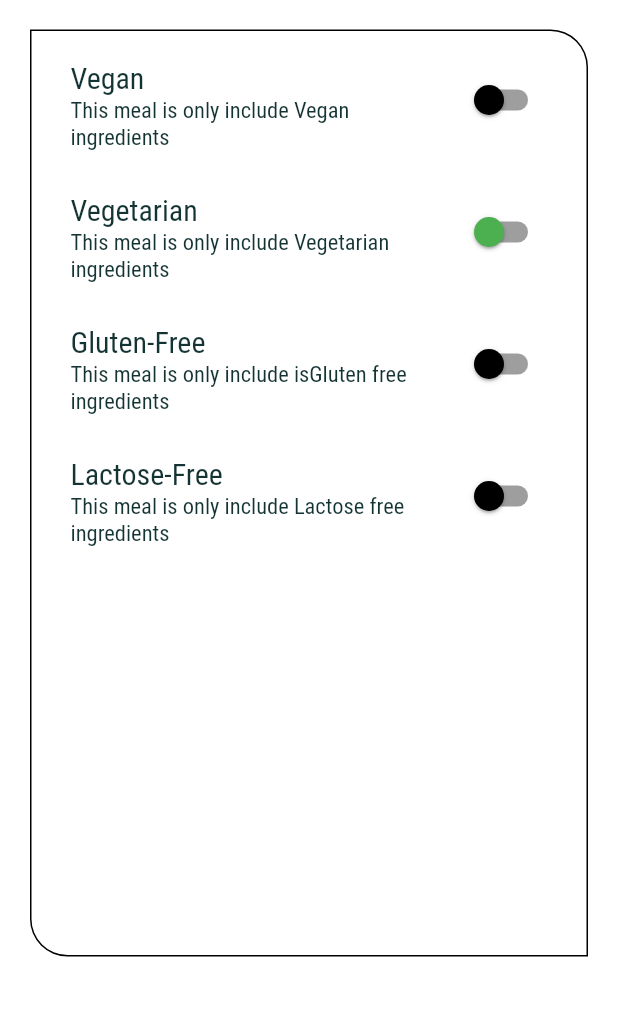
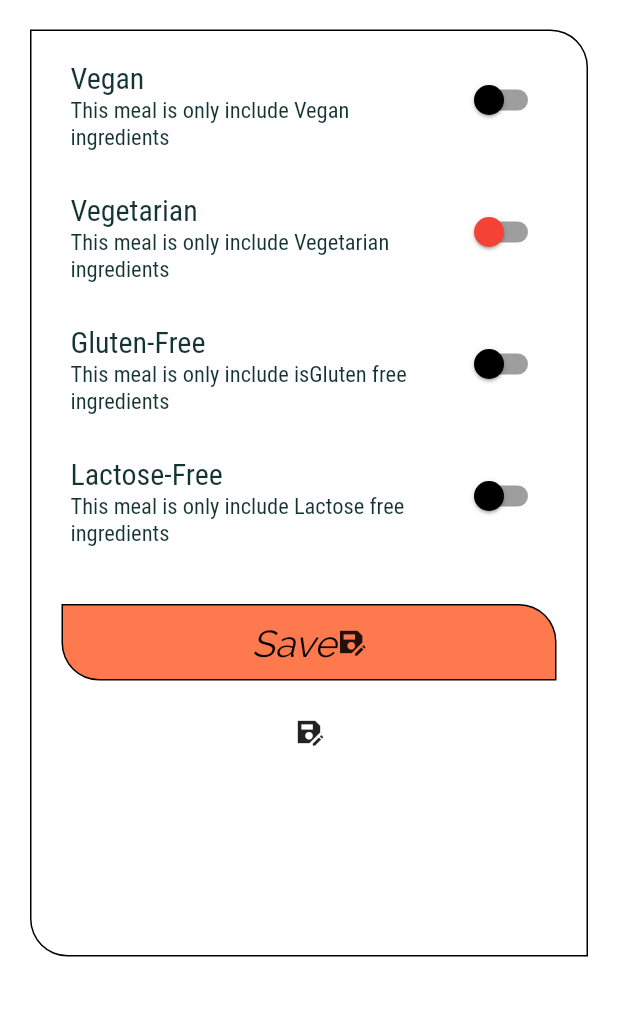
Before and after one commit to RishabhSaini619/up_003_MealsApp, a Flutter app: the FiltersScreen screen opened by its route, on a phone screen of 412 x 824 dp, the part 209-1225 px from its top. Run offline on Flutter 3.47's test engine with Material 2 defaults, Android fonts, the phone set to English and light mode, and no system bars.

Commit message:
Adding Filtering Logic

```diff
--- a/lib/main.dart
+++ b/lib/main.dart
@@ -1,11 +1,13 @@
 import 'package:flutter/material.dart';
 import 'package:flutter/services.dart';
-import 'package:up_003_mealsapp/screen/screen_filter.dart';
-import 'package:up_003_mealsapp/screen/screen_meals.dart';
+import 'package:up_003_mealsapp/models/model_basic_data.dart';
+import 'package:up_003_mealsapp/models/model_meal.dart';
+
+import './home.dart';
+import './screen/screen_filter.dart';
 import './screen/screen_categories.dart';
 import './screen/screen_category_meals.dart';
-import 'package:up_003_mealsapp/screen/screen_meal_details.dart';
-import './home.dart';
+import './screen/screen_meal_details.dart';
 
 void main() {
   WidgetsFlutterBinding.ensureInitialized();
@@ -13,11 +15,47 @@ void main() {
     DeviceOrientation.portraitUp,
     DeviceOrientation.portraitDown,
   ]);
-  runApp(const MyApp());
+  runApp(MyApp());
 }
 
-class MyApp extends StatelessWidget {
+class MyApp extends StatefulWidget {
   const MyApp({Key key}) : super(key: key);
+
+  @override
+  State<MyApp> createState() => _MyAppState();
+}
+
+class _MyAppState extends State<MyApp> {
+
+  Map<String, bool> filters = {
+    'glutenFreeFilter': false,
+    'veganFilter': false,
+    'vegetarianFilter': false,
+    'lactoseFreeFilter': false,
+  };
+
+  List<Meal> availableMeal = basicMealData;
+
+  void setFilters(Map<String, bool> filteredData) {
+    setState(() {
+      filters = filteredData;
+      availableMeal = basicMealData.where((meals) {
+        if (filters['veganFilter'] && !meals.isVegan ) {
+          return false;
+        }
+        if (filters['vegetarianFilter'] && !meals.isVegetarian) {
+          return false;
+        }
+        if (filters['glutenFreeFilter'] && !meals.isGlutenFree) {
+          return false;
+        }
+        if (filters['lactoseFreeFilter'] && !meals.isLactoseFree) {
+          return false;
+        }
+        return true;
+      }).toList();
+    });
+  }
 
   @override
   Widget build(BuildContext context) {
@@ -95,9 +133,8 @@ class MyApp extends StatelessWidget {
         'home': (ctx) => const MyHomePage(),
         MealDetailsScreen.routeName: (ctx) => const MealDetailsScreen(),
         CategoriesScreen.routeName: (ctx) => const CategoriesScreen(),
-        CategoryMealsScreen.routeName: (ctx) => const CategoryMealsScreen(),
-        FiltersScreen.routeName: (ctx) =>  FiltersScreen(),
-
+        CategoryMealsScreen.routeName: (ctx) => CategoryMealsScreen(availableMeal),
+        FiltersScreen.routeName: (ctx) => FiltersScreen(filters,setFilters),
       },
     );
   }
--- a/lib/screen/screen_filter.dart
+++ b/lib/screen/screen_filter.dart
@@ -1,10 +1,14 @@
-import 'dart:ffi';
-
 import 'package:flutter/material.dart';
 import 'package:up_003_mealsapp/widgets/widget_drawer.dart';
 
 class FiltersScreen extends StatefulWidget {
   static const routeName = 'filters-screen';
+
+  final Function saveFilter;
+  final Map<String, bool> currentFilters;
+
+  const FiltersScreen(this.currentFilters, this.saveFilter, {Key key})
+      : super(key: key);
 
   @override
   State<FiltersScreen> createState() => _FiltersScreenState();
@@ -15,14 +19,24 @@ class _FiltersScreenState extends State<FiltersScreen> {
   bool isVegan = false;
   bool isVegetarian = false;
   bool isLactoseFree = false;
+  @override
+  void initState() {
+    isVegan = widget.currentFilters['veganFilter'];
+    isVegetarian = widget.currentFilters['vegetarianFilter'];
+    isGlutenFree = widget.currentFilters['glutenFreeFilter'];
+    isLactoseFree = widget.currentFilters['lactoseFreeFilter'];
+
+    super.initState();
+  }
 
   @override
   Widget build(BuildContext context) {
-    Widget SwitchListTileItem(
-      String SwitchListTileItemTitle,
-      String SwitchListTileItemSubtitle,
-      bool SwitchListTileItemBool,
-      Function SwitchListTileItemFunction,
+    Widget switchListTileItem(
+      String switchListTileItemTitle,
+      String switchListTileItemSubtitle,
+      bool switchListTileItemBool,
+      Function switchListTileItemFunction,
+      // Image activeThumbImage,
       Color activeColor,
       Color inActiveColor,
     ) {
@@ -33,15 +47,15 @@ class _FiltersScreenState extends State<FiltersScreen> {
         activeTrackColor: Colors.grey,
         inactiveTrackColor: Colors.grey,
         title: Text(
-          SwitchListTileItemTitle,
+          switchListTileItemTitle,
           style: Theme.of(context).textTheme.bodyMedium,
         ),
         subtitle: Text(
-          'This meal is only include $SwitchListTileItemSubtitle ingredients',
+          'This meal is only include $switchListTileItemSubtitle ingredients',
           style: Theme.of(context).textTheme.bodySmall,
         ),
-        value: SwitchListTileItemBool,
-        onChanged: SwitchListTileItemFunction,
+        value: switchListTileItemBool,
+        onChanged: switchListTileItemFunction,
       );
     }
 
@@ -92,7 +106,7 @@ class _FiltersScreenState extends State<FiltersScreen> {
             child: ListView(
               children: [
                 //Vegan
-                SwitchListTileItem(
+                switchListTileItem(
                   'Vegan',
                   'Vegan',
                   isVegan,
@@ -101,11 +115,12 @@ class _FiltersScreenState extends State<FiltersScreen> {
                       isVegan = newValue;
                     });
                   },
+                  // Image.asset('assets/images/vegetarian.png'),
                   Theme.of(context).colorScheme.primary,
                   Theme.of(context).colorScheme.secondary,
                 ),
                 //isVegetarian
-                SwitchListTileItem(
+                switchListTileItem(
                   'Vegetarian',
                   'Vegetarian',
                   isVegetarian,
@@ -114,11 +129,12 @@ class _FiltersScreenState extends State<FiltersScreen> {
                       isVegetarian = newValue;
                     });
                   },
-                  Colors.red,
-                  Colors.green,
+                  // Image.asset('assets/images/vegetarian.png'),
+
+                  Colors.green, Colors.red,
                 ),
                 //isGlutenFree
-                SwitchListTileItem(
+                switchListTileItem(
                   'Gluten-Free',
                   'isGluten free',
                   isGlutenFree,
@@ -127,11 +143,12 @@ class _FiltersScreenState extends State<FiltersScreen> {
                       isGlutenFree = newValue;
                     });
                   },
+                  // Image.asset('assets/images/vegetarian.png'),
                   Theme.of(context).colorScheme.primary,
                   Theme.of(context).colorScheme.secondary,
                 ),
                 //isLactoseFree
-                SwitchListTileItem(
+                switchListTileItem(
                   'Lactose-Free',
                   'Lactose free',
                   isLactoseFree,
@@ -140,8 +157,64 @@ class _FiltersScreenState extends State<FiltersScreen> {
                       isLactoseFree = newValue;
                     });
                   },
+                  // Image.asset('assets/images/lactose-free.png'),
                   Theme.of(context).colorScheme.primary,
                   Theme.of(context).colorScheme.secondary,
+                ),
+                InkWell(
+                  onTap: () {
+                    final selectedFilters = {
+                      'glutenFreeFilter': isGlutenFree,
+                      'veganFilter': isVegan,
+                      'vegetarianFilter': isVegetarian,
+                      'lactoseFreeFilter': isLactoseFree,
+                    };
+                    widget.saveFilter(selectedFilters);
+                    Navigator.of(context).pop();
+                  },
+                  child: Container(
+                    margin: const EdgeInsets.fromLTRB(10, 20, 10, 10),
+                    padding: const EdgeInsets.all(10),
+                    decoration: BoxDecoration(
+                      color: Theme.of(context).primaryColor.withOpacity(0.8),
+                      border: Border.all(color: Colors.black, width: 1),
+                      shape: BoxShape.rectangle,
+                      borderRadius: const BorderRadius.only(
+                        topRight: Radius.circular(25),
+                        bottomLeft: Radius.circular(25),
+                      ),
+                    ),
+                    child: Row(
+                      mainAxisAlignment: MainAxisAlignment.center,
+                      crossAxisAlignment: CrossAxisAlignment.center,
+                      children: [
+                        Text(
+                          'Save',
+                          style: Theme.of(context).textTheme.titleSmall,
+                        ),
+                        const Icon(
+                          Icons.save_as_sharp,
+                          size: 20,
+                        ),
+                      ],
+                    ),
+                  ),
+                ),
+                IconButton(
+                  onPressed: () {
+                    final selectedFilters = {
+                      'glutenFreeFilter': isGlutenFree,
+                      'veganFilter': isVegan,
+                      'vegetarianFilter': isVegetarian,
+                      'lactoseFreeFilter': isLactoseFree,
+                    };
+                    widget.saveFilter(selectedFilters);
+                    Navigator.of(context).pop();
+                  },
+                  icon: const Icon(
+                    Icons.save_as_sharp,
+                    size: 20,
+                  ),
                 ),
               ],
             ),
```
Also changed, not shown: lib/screen/screen_category_meals.dart (+3 -5 lines), pubspec.yaml (+7 -3 lines), assets/images/gluten-free.png (added), assets/images/lactose-free.png (added), assets/images/no-meat.png (added), assets/images/vegan.png (added), assets/images/vegetarian.png (added).
